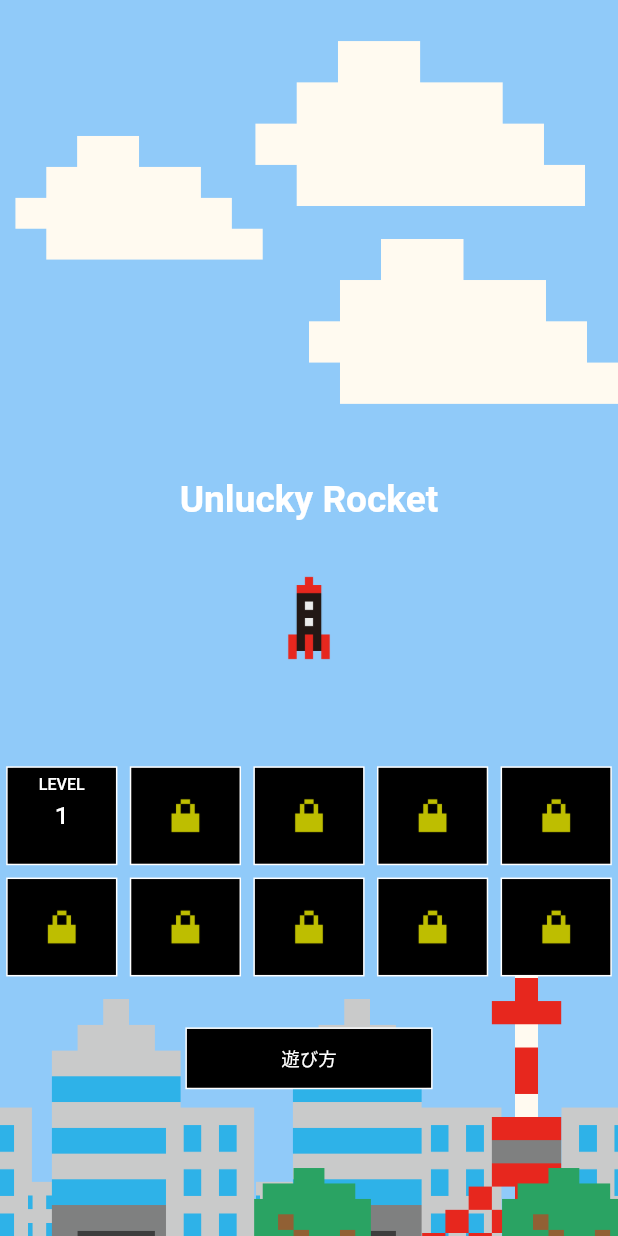
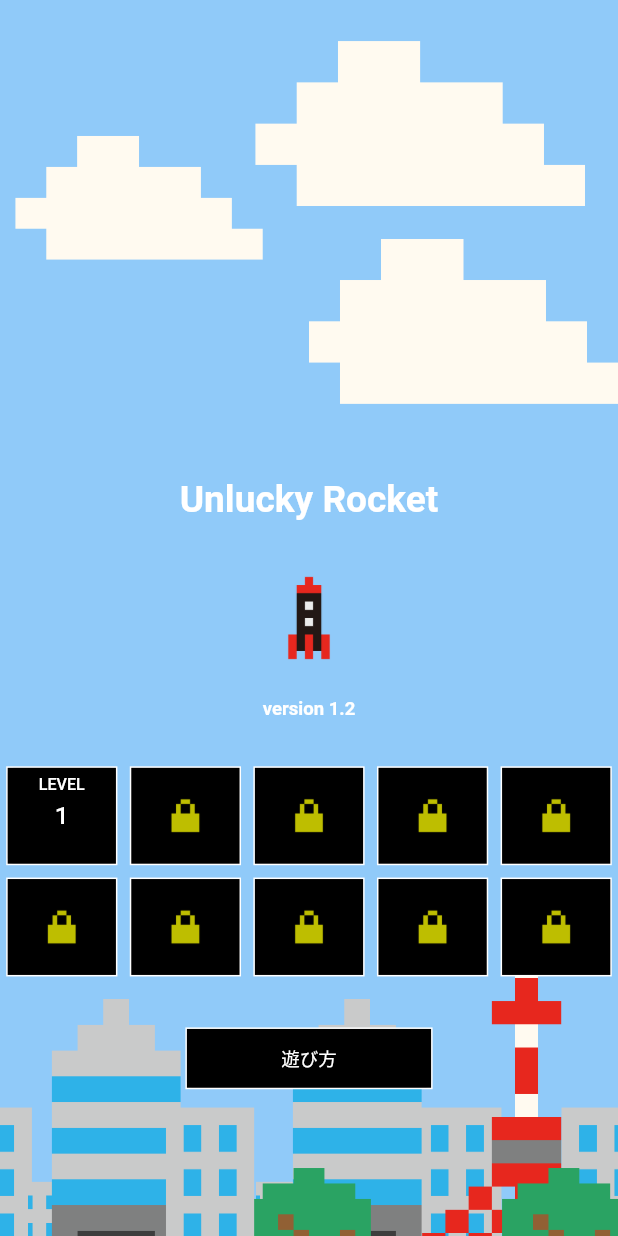
Before and after one commit to yuto90/new_rocket, a Flutter app: the screen it shows after launch, on a phone screen of 412 x 824 dp. Run offline on Flutter 3.47's test engine with Material 2 defaults, Android fonts, the light colour scheme and no system bars; drawn by our look-alikes of google_mobile_ads; our stand-ins replace flutter_dotenv, google_fonts, shared_preferences; network calls fail.

Commit message:
バージョン表記追加

```diff
--- a/lib/mode/top/top.dart
+++ b/lib/mode/top/top.dart
@@ -19,6 +19,17 @@ class Top extends StatelessWidget {
                   'Unlucky Rocket',
                   style: TextStyle(
                     fontSize: SizeConfig.blockSizeVertical! * 3,
+                    fontWeight: FontWeight.bold,
+                    color: Colors.white,
+                  ),
+                ),
+              ),
+              Align(
+                alignment: Alignment(0, 0.15),
+                child: Text(
+                  'version 1.2',
+                  style: TextStyle(
+                    fontSize: SizeConfig.blockSizeVertical! * 1.5,
                     fontWeight: FontWeight.bold,
                     color: Colors.white,
                   ),
```
